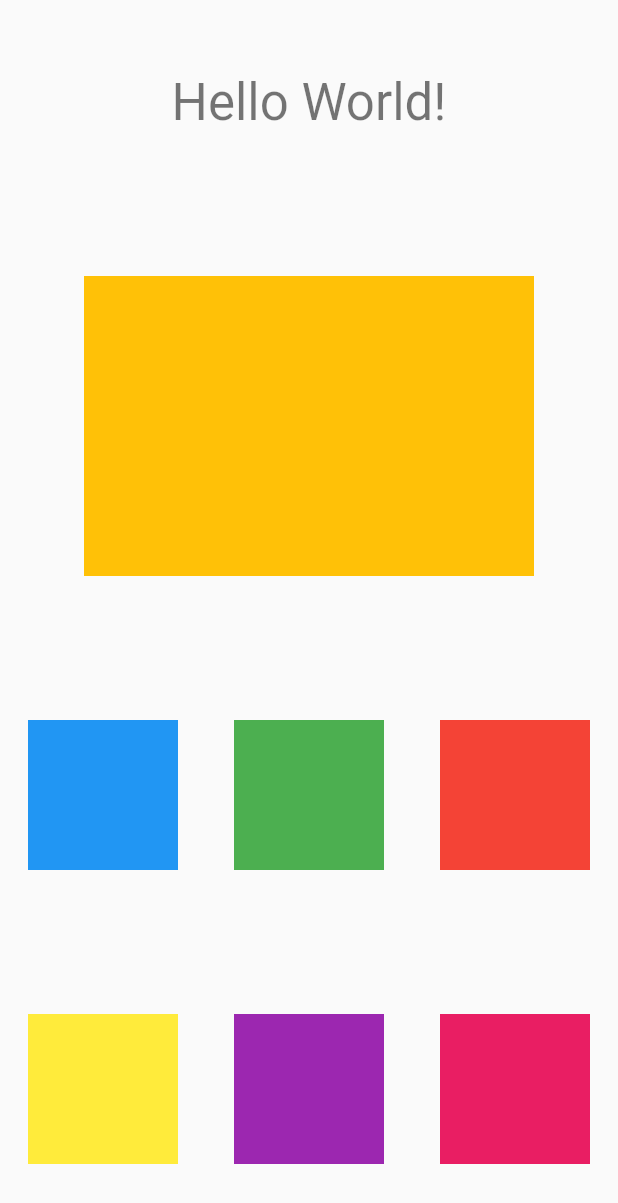
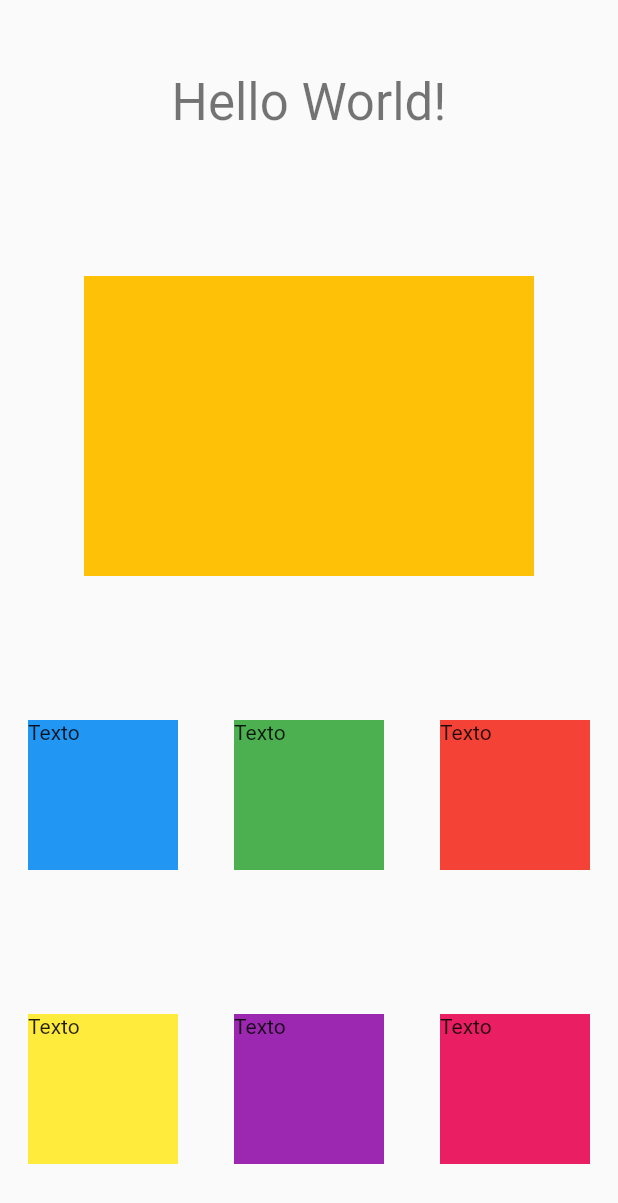
Before and after one commit to crishard/Flutter_apps, a Flutter app: the screen it shows after launch, on a phone screen of 412 x 824 dp. Shown: the top 1203 px of the screen. Run offline on Flutter 3.47's test engine with Material 2 defaults, Android fonts, the phone set to English and light mode, and no system bars.

Commit message:
texto nos blocos

```diff
--- a/exemplo2/lib/main.dart
+++ b/exemplo2/lib/main.dart
@@ -46,16 +46,19 @@ class _MyHomePageState extends State<MyHomePage> {
             mainAxisAlignment: MainAxisAlignment.spaceAround,
             children: [
             Container(
+              child: const Text('Texto'),
               width: 100,
               height: 100,
               color: Colors.blue,
             ),
             Container(
+              child: const Text('Texto'),
               width: 100,
               height: 100,
               color: Colors.green,
             ),
             Container(
+              child: const Text('Texto'),
               width: 100,
               height: 100,
               color: Colors.red,
@@ -65,16 +68,19 @@ class _MyHomePageState extends State<MyHomePage> {
             mainAxisAlignment: MainAxisAlignment.spaceAround,
             children: [
             Container(
+              child: const Text('Texto'),
               width: 100,
               height: 100,
               color: Colors.yellow,
             ),
             Container(
+              child: const Text('Texto'),
               width: 100,
               height: 100,
               color: Colors.purple,
             ),
             Container(
+              child: const Text('Texto'),
               width: 100,
               height: 100,
               color: Colors.pink,
```
